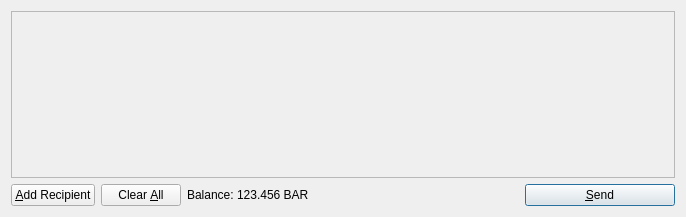
Before: the Qt Designer form src/qt/forms/sendcoinsdialog.ui in GriffGreen/Coconuts, drawn with Qt 5.
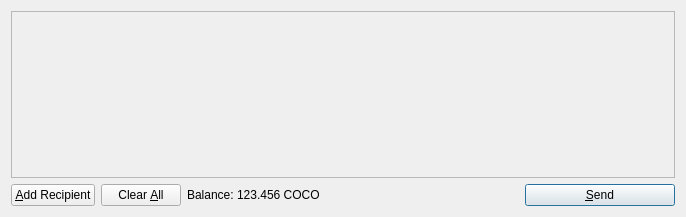
After: the same form once the commit is applied. Icons and pictures are not drawn.

The edit to the form file:
```diff
--- a/src/qt/forms/sendcoinsdialog.ui
+++ b/src/qt/forms/sendcoinsdialog.ui
@@ -119,7 +119,7 @@
           <cursorShape>IBeamCursor</cursorShape>
          </property>
          <property name="text">
-          <string>123.456 BAR</string>
+          <string>123.456 COCO</string>
          </property>
          <property name="textInteractionFlags">
           <set>Qt::LinksAccessibleByMouse|Qt::TextSelectableByKeyboard|Qt::TextSelectableByMouse</set>
```
